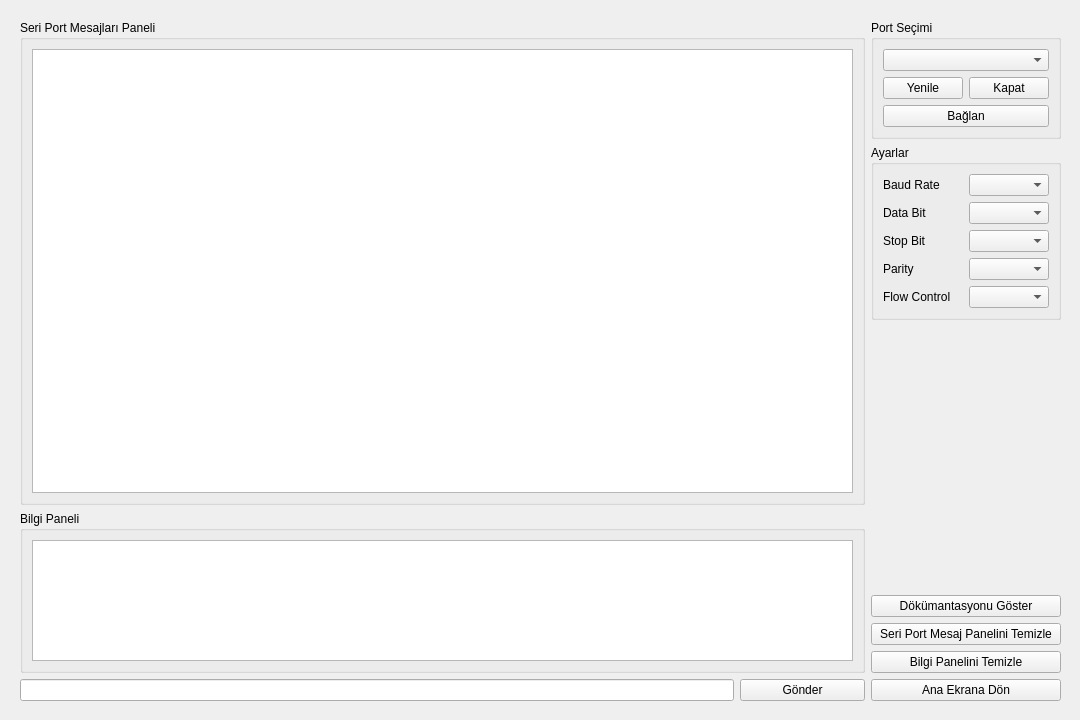
The window that ui/log_alma_screen/log_alma_screen.ui (cihansenyuz/system_controller) describes before a commit, drawn with Qt 5.
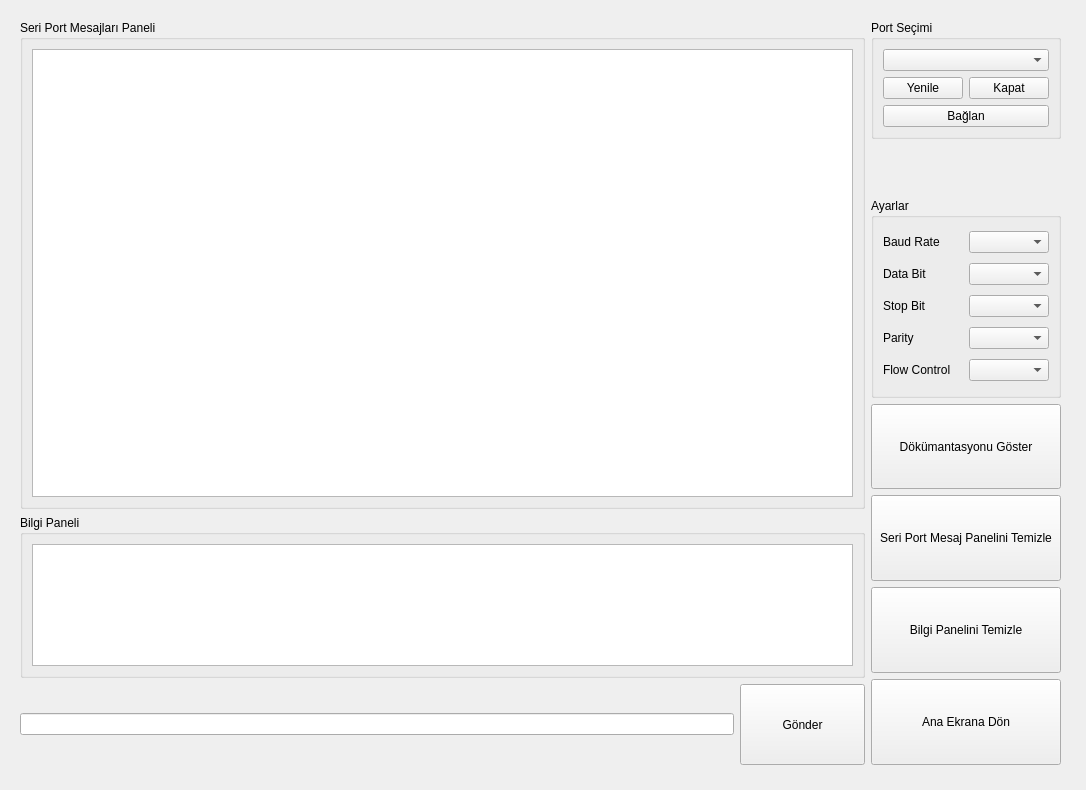
The same window after the commit.

Commit message: make bigger buttons

Patch:
```diff
--- a/ui/log_alma_screen/log_alma_screen.ui
+++ b/ui/log_alma_screen/log_alma_screen.ui
@@ -6,8 +6,8 @@
    <rect>
     <x>0</x>
     <y>0</y>
-    <width>1080</width>
-    <height>720</height>
+    <width>1086</width>
+    <height>790</height>
    </rect>
   </property>
   <property name="windowTitle">
@@ -19,7 +19,7 @@
      <x>20</x>
      <y>20</y>
      <width>1041</width>
-     <height>681</height>
+     <height>745</height>
     </rect>
    </property>
    <layout class="QHBoxLayout" name="horizontalLayout_17">
@@ -30,7 +30,7 @@
      <number>0</number>
     </property>
     <item>
-     <layout class="QVBoxLayout" name="verticalLayout_6" stretch="3,1,0">
+     <layout class="QVBoxLayout" name="verticalLayout_6" stretch="6,2,1">
       <item>
        <widget class="QGroupBox" name="groupBox_4">
         <property name="title">
@@ -62,6 +62,12 @@
         </item>
         <item>
          <widget class="QPushButton" name="sendButton">
+          <property name="sizePolicy">
+           <sizepolicy hsizetype="Minimum" vsizetype="Minimum">
+            <horstretch>0</horstretch>
+            <verstretch>0</verstretch>
+           </sizepolicy>
+          </property>
           <property name="minimumSize">
            <size>
             <width>125</width>
@@ -78,8 +84,8 @@
      </layout>
     </item>
     <item>
-     <layout class="QVBoxLayout" name="verticalLayout_3">
-      <item alignment="Qt::AlignTop">
+     <layout class="QVBoxLayout" name="verticalLayout_3" stretch="2,2,1,1,1,1">
+      <item alignment="Qt::AlignmentFlag::AlignTop">
        <widget class="QGroupBox" name="groupBox">
         <property name="enabled">
          <bool>true</bool>
@@ -143,6 +149,18 @@
       </item>
       <item>
        <widget class="QGroupBox" name="groupBox_2">
+        <property name="sizePolicy">
+         <sizepolicy hsizetype="Preferred" vsizetype="Minimum">
+          <horstretch>0</horstretch>
+          <verstretch>0</verstretch>
+         </sizepolicy>
+        </property>
+        <property name="minimumSize">
+         <size>
+          <width>0</width>
+          <height>200</height>
+         </size>
+        </property>
         <property name="title">
          <string>Ayarlar</string>
         </property>
@@ -238,21 +256,14 @@
         </layout>
        </widget>
       </item>
-      <item>
-       <spacer name="verticalSpacer_2">
-        <property name="orientation">
-         <enum>Qt::Vertical</enum>
-        </property>
-        <property name="sizeHint" stdset="0">
-         <size>
-          <width>20</width>
-          <height>40</height>
-         </size>
-        </property>
-       </spacer>
-      </item>
       <item>
        <widget class="QPushButton" name="showDialogsButton">
+        <property name="sizePolicy">
+         <sizepolicy hsizetype="Minimum" vsizetype="Minimum">
+          <horstretch>0</horstretch>
+          <verstretch>0</verstretch>
+         </sizepolicy>
+        </property>
         <property name="text">
          <string>Dökümantasyonu Göster</string>
         </property>
@@ -260,6 +271,12 @@
       </item>
       <item>
        <widget class="QPushButton" name="clearMessagePanelButton">
+        <property name="sizePolicy">
+         <sizepolicy hsizetype="Minimum" vsizetype="Minimum">
+          <horstretch>0</horstretch>
+          <verstretch>0</verstretch>
+         </sizepolicy>
+        </property>
         <property name="text">
          <string>Seri Port Mesaj Panelini Temizle</string>
         </property>
@@ -267,6 +284,12 @@
       </item>
       <item>
        <widget class="QPushButton" name="clearInfoPanelButton">
+        <property name="sizePolicy">
+         <sizepolicy hsizetype="Minimum" vsizetype="Minimum">
+          <horstretch>0</horstretch>
+          <verstretch>0</verstretch>
+         </sizepolicy>
+        </property>
         <property name="text">
          <string>Bilgi Panelini Temizle</string>
         </property>
@@ -274,6 +297,12 @@
       </item>
       <item>
        <widget class="QPushButton" name="logScreenBackButton">
+        <property name="sizePolicy">
+         <sizepolicy hsizetype="Minimum" vsizetype="Minimum">
+          <horstretch>0</horstretch>
+          <verstretch>0</verstretch>
+         </sizepolicy>
+        </property>
         <property name="text">
          <string>Ana Ekrana Dön</string>
         </property>
```
Left out of the diff: 34 changed lines with no effect on the pictures. The commit also changes 2 other files.
